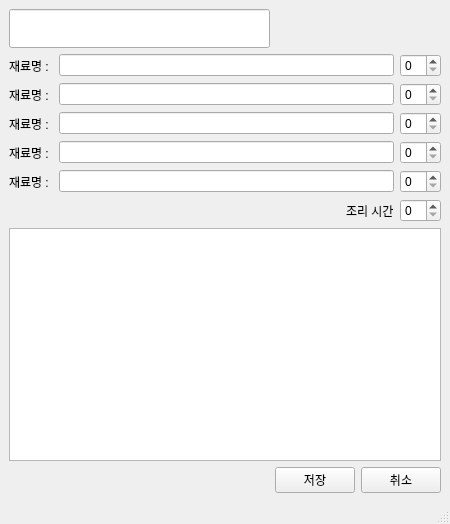
The window that OOP_Project_Qt/RecipeInputWindow.ui (Doho-K/OOP23_1) describes before a commit, drawn with Qt 5.
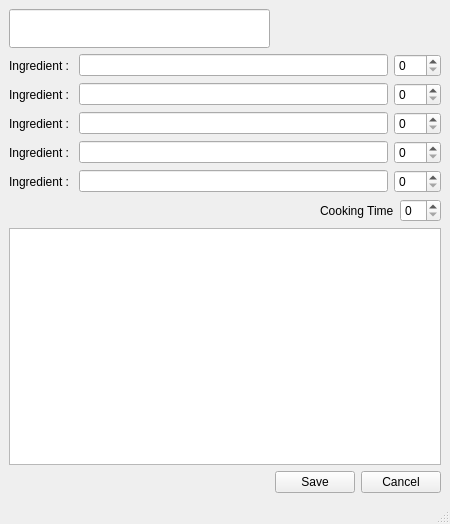
The same window after the commit.

Diff of the .ui file:
```diff
--- a/OOP_Project_Qt/RecipeInputWindow.ui
+++ b/OOP_Project_Qt/RecipeInputWindow.ui
@@ -52,7 +52,7 @@
         <item>
          <widget class="QLabel" name="label_5">
           <property name="text">
-           <string>재료명 : </string>
+           <string>Ingredient : </string>
           </property>
          </widget>
         </item>
@@ -60,7 +60,11 @@
          <widget class="QLineEdit" name="nameOfIngredient1"/>
         </item>
         <item>
-         <widget class="QSpinBox" name="numOfIngredient1"/>
+         <widget class="QSpinBox" name="numOfIngredient1">
+          <property name="maximum">
+           <number>500</number>
+          </property>
+         </widget>
         </item>
        </layout>
       </item>
@@ -69,7 +73,7 @@
         <item>
          <widget class="QLabel" name="label_4">
           <property name="text">
-           <string>재료명 : </string>
+           <string>Ingredient : </string>
           </property>
          </widget>
         </item>
@@ -77,7 +81,11 @@
          <widget class="QLineEdit" name="nameOfIngredient2"/>
         </item>
         <item>
-         <widget class="QSpinBox" name="numOfIngredient2"/>
+         <widget class="QSpinBox" name="numOfIngredient2">
+          <property name="maximum">
+           <number>500</number>
+          </property>
+         </widget>
         </item>
        </layout>
       </item>
@@ -86,7 +94,7 @@
         <item>
          <widget class="QLabel" name="label_3">
           <property name="text">
-           <string>재료명 : </string>
+           <string>Ingredient : </string>
           </property>
          </widget>
         </item>
@@ -94,7 +102,11 @@
          <widget class="QLineEdit" name="nameOfIngredient3"/>
         </item>
         <item>
-         <widget class="QSpinBox" name="numOfIngredient3"/>
+         <widget class="QSpinBox" name="numOfIngredient3">
+          <property name="maximum">
+           <number>500</number>
+          </property>
+         </widget>
         </item>
        </layout>
       </item>
@@ -103,7 +115,7 @@
         <item>
          <widget class="QLabel" name="label_2">
           <property name="text">
-           <string>재료명 : </string>
+           <string>Ingredient : </string>
           </property>
          </widget>
         </item>
@@ -111,7 +123,11 @@
          <widget class="QLineEdit" name="nameOfIngredient4"/>
         </item>
         <item>
-         <widget class="QSpinBox" name="numOfIngredient4"/>
+         <widget class="QSpinBox" name="numOfIngredient4">
+          <property name="maximum">
+           <number>500</number>
+          </property>
+         </widget>
         </item>
        </layout>
       </item>
@@ -120,7 +136,7 @@
         <item>
          <widget class="QLabel" name="label">
           <property name="text">
-           <string>재료명 : </string>
+           <string>Ingredient : </string>
           </property>
          </widget>
         </item>
@@ -128,7 +144,11 @@
          <widget class="QLineEdit" name="nameOfIngredient5"/>
         </item>
         <item>
-         <widget class="QSpinBox" name="numOfIngredient5"/>
+         <widget class="QSpinBox" name="numOfIngredient5">
+          <property name="maximum">
+           <number>500</number>
+          </property>
+         </widget>
         </item>
        </layout>
       </item>
@@ -150,7 +170,7 @@
         <item>
          <widget class="QLabel" name="cookTimeLable">
           <property name="text">
-           <string>조리 시간</string>
+           <string>Cooking Time</string>
           </property>
          </widget>
         </item>
@@ -182,14 +202,14 @@
       <item>
        <widget class="QPushButton" name="saveButton">
         <property name="text">
-         <string>저장</string>
+         <string>Save</string>
         </property>
        </widget>
       </item>
       <item>
        <widget class="QPushButton" name="escButton">
         <property name="text">
-         <string>취소</string>
+         <string>Cancel</string>
         </property>
        </widget>
       </item>
```
